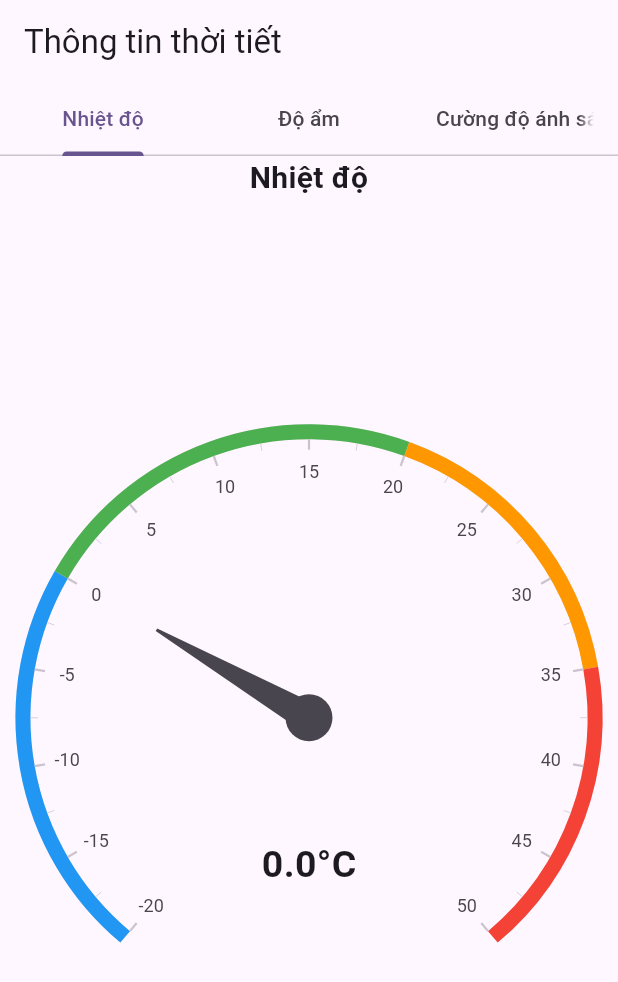
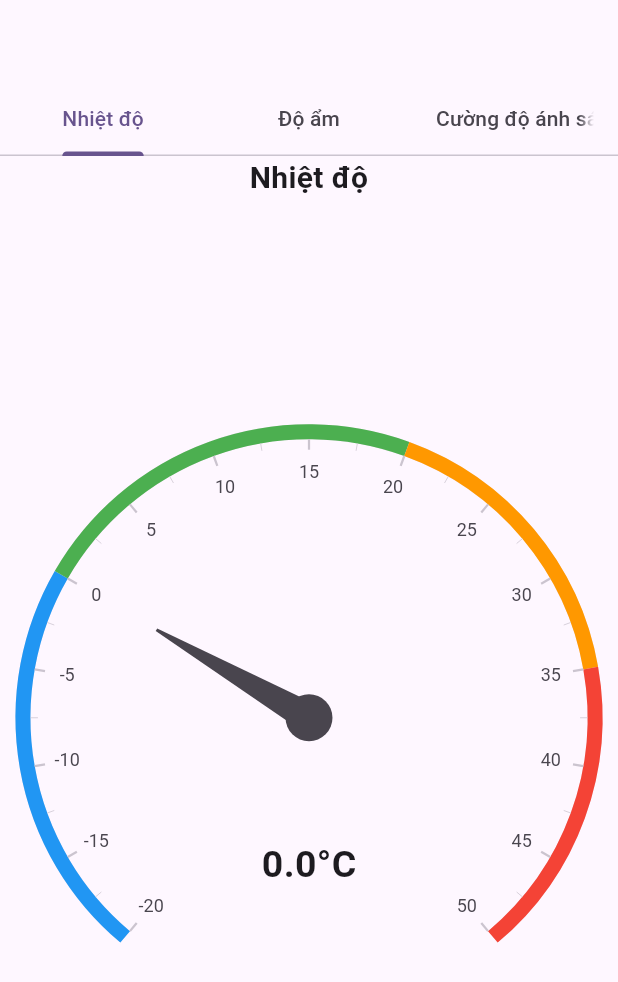
Before and after one commit to quan27102002/ktmm, a Flutter app: the screen it shows after launch, on a phone screen of 412 x 824 dp. Shown: the top 982 px of the screen. Run offline on Flutter 3.47's test engine with Material 3 defaults, Android fonts, the phone set to English and light mode, and no system bars; drawn by our look-alikes of syncfusion_flutter_gauges; our stand-ins replace firebase_core, firebase_database; accounts and stored records are empty.

Commit message:
git add change

```diff
--- a/lib/weather.dart
+++ b/lib/weather.dart
@@ -59,7 +59,6 @@ class _WeatherDashboardState extends State<WeatherDashboard>
   Widget build(BuildContext context) {
     return Scaffold(
       appBar: AppBar(
-        title: const Text('Thông tin thời tiết'),
         bottom: TabBar(
           controller: _tabController,
           tabs: const [
```
